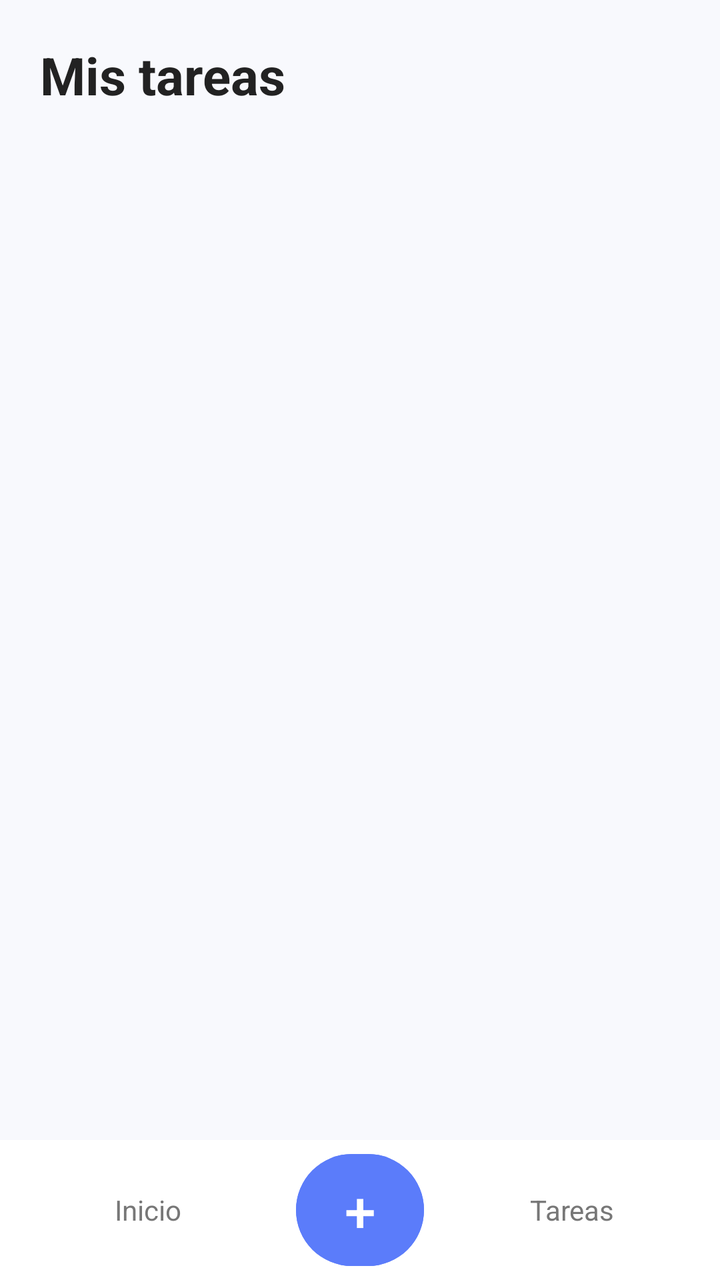
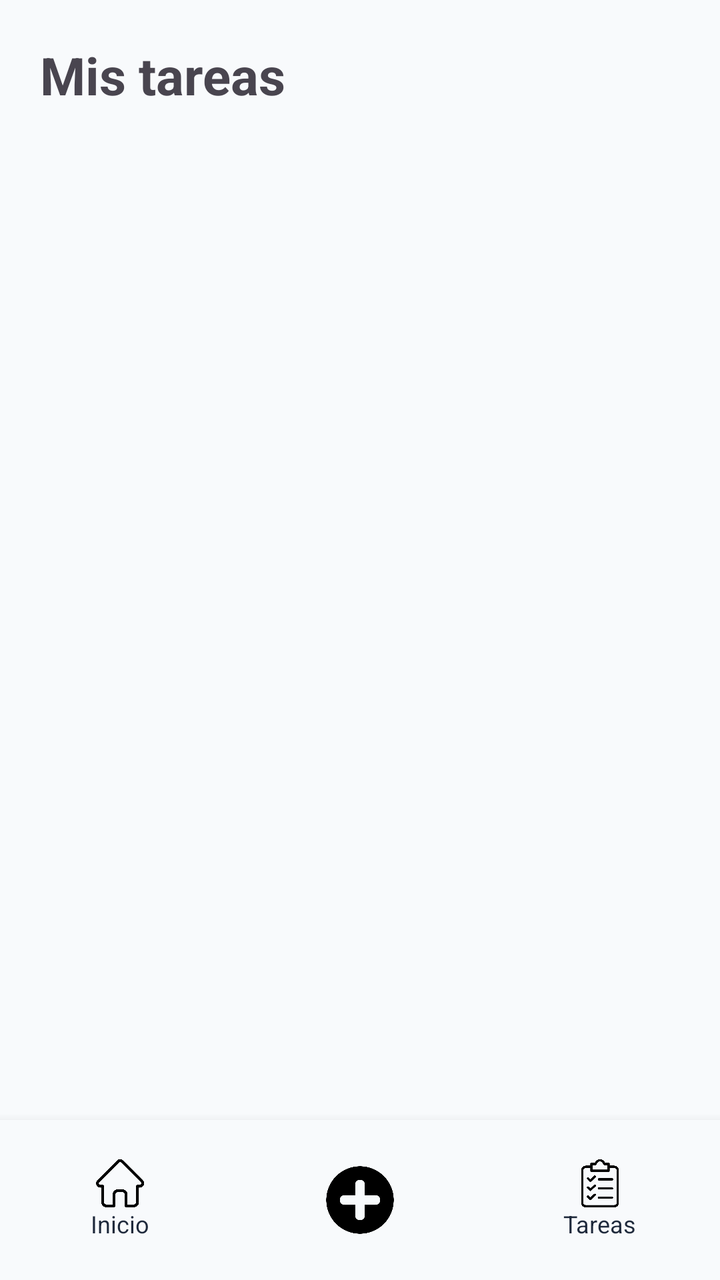

The first picture is an Android layout as it rendered before a commit; the second is the same layout after the commit. The layout source and the unified diff follow.
<!-- AndroidManifest.xml: application theme Theme.TareasAPP -->
<!-- res/layout/activity_main.xml -->
<LinearLayout xmlns:android="http://schemas.android.com/apk/res/android"
    android:layout_width="match_parent"
    android:layout_height="match_parent"
    android:orientation="vertical"
    android:background="@color/light_background">

    <TextView
        android:layout_width="match_parent"
        android:layout_height="wrap_content"
        android:text="Mis tareas"
        android:textSize="26sp"
        android:textStyle="bold"
        android:textColor="@color/text_dark"
        android:padding="20dp" />

    <TextView
        android:id="@+id/tvSinTareas"
        android:layout_width="match_parent"
        android:layout_height="0dp"
        android:layout_weight="1"
        android:text="No hay tareas registradas"
        android:textAlignment="center"
        android:gravity="center"
        android:textColor="@color/text_gray"
        android:visibility="gone" />

    <androidx.recyclerview.widget.RecyclerView
        android:id="@+id/rvTareas"
        android:layout_width="match_parent"
        android:layout_height="0dp"
        android:layout_weight="1"
        android:padding="20dp" />

    <LinearLayout
        android:layout_width="match_parent"
        android:layout_height="70dp"
        android:orientation="horizontal"
        android:gravity="center"
        android:background="@color/white">

        <TextView
            android:layout_width="0dp"
            android:layout_height="match_parent"
            android:layout_weight="1"
            android:text="Inicio"
            android:gravity="center"
            android:textColor="@color/text_gray" />

        <Button
            android:id="@+id/btnNuevaTarea"
            android:layout_width="64dp"
            android:layout_height="64dp"
            android:text="+"
            android:textSize="28sp"
            android:textColor="@color/white"
            android:backgroundTint="@color/primary_blue" />

        <TextView
            android:layout_width="0dp"
            android:layout_height="match_parent"
            android:layout_weight="1"
            android:text="Tareas"
            android:gravity="center"
            android:textColor="@color/text_gray" />

    </LinearLayout>

</LinearLayout>
<!-- resources referenced by this layout -->
<resources>
  <color name="light_background">#F8F9FD</color>
  <color name="primary_blue">#5B7CFA</color>
  <color name="text_dark">#222222</color>
  <color name="text_gray">#777777</color>
  <color name="white">#FFFFFF</color>
  <style name="Theme.TareasAPP" parent="Base.Theme.TareasAPP" />
  <style name="Base.Theme.TareasAPP" parent="Theme.Material3.DayNight.NoActionBar">
          
          
      </style>
</resources>

<!-- the commit's change to res/layout/activity_main.xml (unified diff, before → after) -->
@@ -1,8 +1,8 @@
-<LinearLayout xmlns:android="http://schemas.android.com/apk/res/android"
-    android:layout_width="match_parent"
+<LinearLayout android:layout_width="match_parent"
     android:layout_height="match_parent"
     android:orientation="vertical"
-    android:background="@color/light_background">
+    android:background="@color/background"
+    xmlns:android="http://schemas.android.com/apk/res/android">
 
     <TextView
         android:layout_width="match_parent"
@@ -10,19 +10,42 @@
         android:text="Mis tareas"
         android:textSize="26sp"
         android:textStyle="bold"
-        android:textColor="@color/text_dark"
         android:padding="20dp" />
 
-    <TextView
-        android:id="@+id/tvSinTareas"
+    <LinearLayout
+        android:id="@+id/contenedorSinTareas"
         android:layout_width="match_parent"
         android:layout_height="0dp"
         android:layout_weight="1"
-        android:text="No hay tareas registradas"
-        android:textAlignment="center"
         android:gravity="center"
-        android:textColor="@color/text_gray"
-        android:visibility="gone" />
+        android:orientation="vertical"
+        android:visibility="gone">
+
+        <ImageView
+            android:id="@+id/imgSinTareas"
+            android:layout_width="180dp"
+            android:layout_height="180dp"
+            android:src="@drawable/ic_empty" />
+
+        <TextView
+            android:id="@+id/tvSinTareas"
+            android:layout_width="match_parent"
+            android:layout_height="wrap_content"
+            android:text="No hay tareas registradas"
+            android:textAlignment="center"
+            android:textColor="@color/text_primary"
+            android:textSize="18sp"
+            android:textStyle="bold" />
+
+        <TextView
+            android:layout_width="match_parent"
+            android:layout_height="wrap_content"
+            android:text="Presiona el botón + para agregar una nueva tarea"
+            android:textAlignment="center"
+            android:textColor="@color/text_primary"
+            android:textSize="14sp" />
+
+    </LinearLayout>
 
     <androidx.recyclerview.widget.RecyclerView
         android:id="@+id/rvTareas"
@@ -31,37 +54,80 @@
         android:layout_weight="1"
         android:padding="20dp" />
 
+    
     <LinearLayout
+        android:id="@+id/bottomBar"
         android:layout_width="match_parent"
-        android:layout_height="70dp"
+        android:layout_height="80dp"
         android:orientation="horizontal"
         android:gravity="center"
-        android:background="@color/white">
+        android:background="@color/background"
+        android:elevation="8dp">
 
-        <TextView
+        <LinearLayout
+            android:id="@+id/navInicio"
             android:layout_width="0dp"
             android:layout_height="match_parent"
             android:layout_weight="1"
-            android:text="Inicio"
             android:gravity="center"
-            android:textColor="@color/text_gray" />
+            android:orientation="vertical">
 
-        <Button
-            android:id="@+id/btnNuevaTarea"
-            android:layout_width="64dp"
-            android:layout_height="64dp"
-            android:text="+"
-            android:textSize="28sp"
-            android:textColor="@color/white"
-            android:backgroundTint="@color/primary_blue" />
+            <ImageView
+                android:id="@+id/imgInicio"
+                android:layout_width="24dp"
+                android:layout_height="24dp"
+                android:src="@drawable/ic_home" />
 
-        <TextView
+            <TextView
+                android:id="@+id/tvInicio"
+                android:layout_width="wrap_content"
+                android:layout_height="wrap_content"
+                android:text="Inicio"
+                android:textSize="12sp"
+                android:textColor="@color/text_primary" />
+        </LinearLayout>
+
+        <FrameLayout
+            android:id="@+id/navAgregar"
             android:layout_width="0dp"
             android:layout_height="match_parent"
             android:layout_weight="1"
-            android:text="Tareas"
+            android:foregroundGravity="center">
+
+            <ImageButton
+                android:id="@+id/btnNuevaTarea"
+                android:layout_width="60dp"
+                android:layout_height="60dp"
+                android:layout_gravity="center"
+                android:backgroundTint="#00FFFFFF"
+                android:contentDescription="Agregar nueva tarea"
+                android:padding="12dp"
+                android:scaleType="centerInside"
+                android:src="@drawable/ic_mas" />
+        </FrameLayout>
+
+        <LinearLayout
+            android:id="@+id/navTareas"
+            android:layout_width="0dp"
+            android:layout_height="match_parent"
+            android:layout_weight="1"
             android:gravity="center"
-            android:textColor="@color/text_gray" />
+            android:orientation="vertical">
+
+            <ImageView
+                android:id="@+id/imgTareas"
+                android:layout_width="24dp"
+                android:layout_height="24dp"
+                android:src="@drawable/ic_tareas" />
+
+            <TextView
+                android:id="@+id/tvTareas"
+                android:layout_width="wrap_content"
+                android:layout_height="wrap_content"
+                android:text="Tareas"
+                android:textSize="12sp"
+                android:textColor="@color/text_primary" />
+        </LinearLayout>
 
     </LinearLayout>
 
<!-- resource entries referenced after the edit -->
@@ -1,14 +1,19 @@
 <!-- resources referenced by this layout -->
 <resources>
-  <color name="light_background">#F8F9FD</color>
-  <color name="primary_blue">#5B7CFA</color>
-  <color name="text_dark">#222222</color>
-  <color name="text_gray">#777777</color>
-  <color name="white">#FFFFFF</color>
+  <color name="background">#F8FAFC</color>
+  <color name="text_primary">#1E293B</color>
+  <!-- drawable ic_empty: png bitmap (drawable, 28582 bytes) -->
+  <!-- drawable ic_home: png bitmap (drawable, 8020 bytes) -->
+  <!-- drawable ic_mas: png bitmap (drawable, 11934 bytes) -->
+  <!-- drawable ic_tareas: png bitmap (drawable, 12110 bytes) -->
+  <color name="primary_blue">#4F46E5</color>
+  <color name="secondary">#10B981</color>
   <style name="Theme.TareasAPP" parent="Base.Theme.TareasAPP" />
   <style name="Base.Theme.TareasAPP" parent="Theme.Material3.DayNight.NoActionBar">
           
           
+          <item name="colorPrimary">@color/primary_blue</item>
+          <item name="colorSecondary">@color/secondary</item>
       </style>
 </resources>
 
